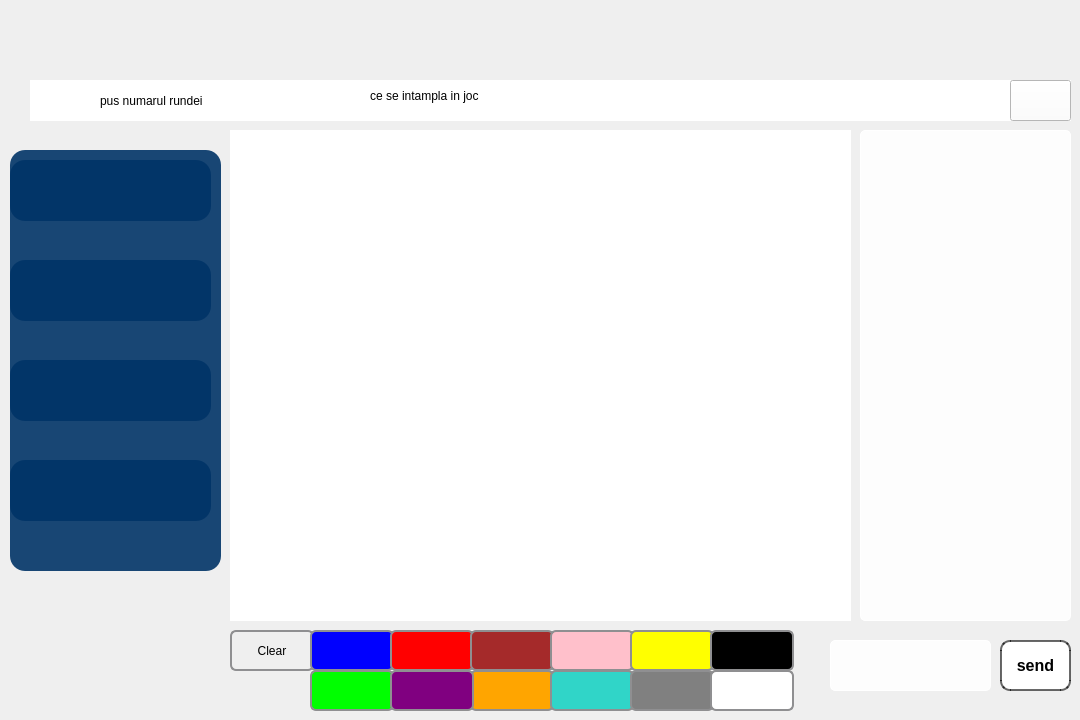
Before: the Qt Designer form Client/Game.ui in dumy10/Skribbl, drawn with Qt 5.
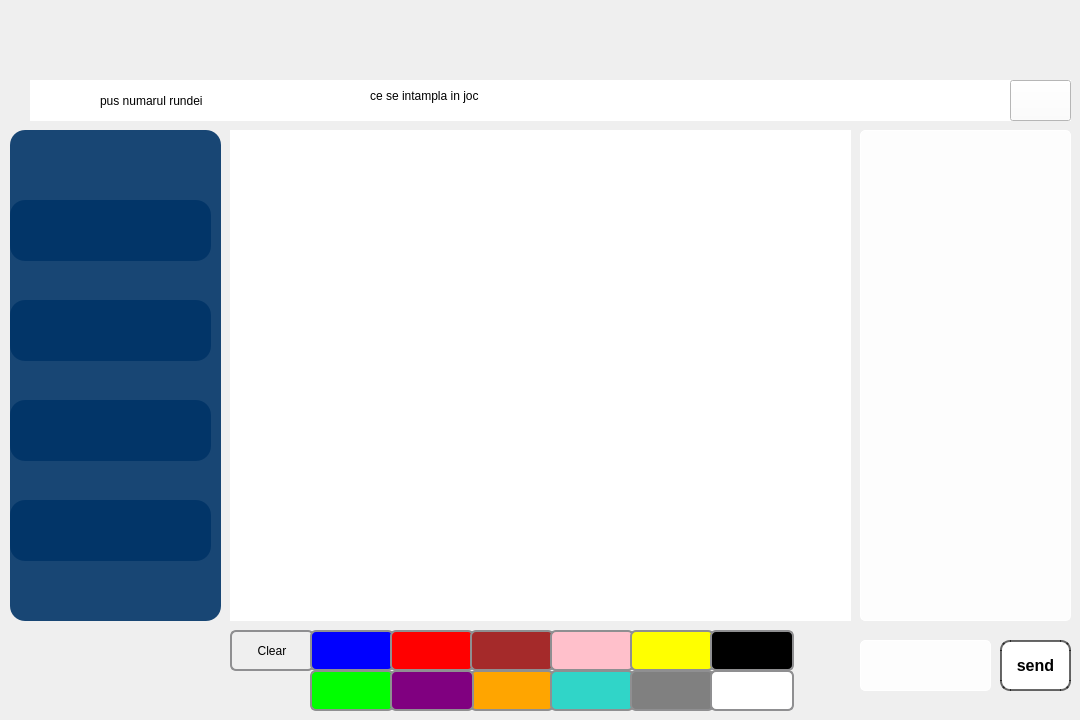
After: the same form once the commit is applied. Icons and pictures are not drawn. Custom widgets are drawn as their Qt base class.

Commit message: Added back button in Lobby Game ui reallignments

Patch:
```diff
--- a/Client/Game.ui
+++ b/Client/Game.ui
@@ -206,9 +206,9 @@
    <widget class="QTextEdit" name="textEdit">
     <property name="geometry">
      <rect>
-      <x>830</x>
+      <x>860</x>
       <y>640</y>
-      <width>161</width>
+      <width>131</width>
       <height>51</height>
      </rect>
     </property>
@@ -740,9 +740,9 @@
     <property name="geometry">
      <rect>
       <x>10</x>
-      <y>150</y>
+      <y>130</y>
       <width>211</width>
-      <height>421</height>
+      <height>491</height>
      </rect>
     </property>
     <property name="styleSheet">
@@ -760,7 +760,7 @@
      <property name="geometry">
       <rect>
        <x>0</x>
-       <y>10</y>
+       <y>70</y>
        <width>201</width>
        <height>61</height>
       </rect>
@@ -785,7 +785,7 @@
      <property name="geometry">
       <rect>
        <x>0</x>
-       <y>110</y>
+       <y>170</y>
        <width>201</width>
        <height>61</height>
       </rect>
@@ -809,7 +809,7 @@
      <property name="geometry">
       <rect>
        <x>0</x>
-       <y>210</y>
+       <y>270</y>
        <width>201</width>
        <height>61</height>
       </rect>
@@ -833,7 +833,7 @@
      <property name="geometry">
       <rect>
        <x>0</x>
-       <y>310</y>
+       <y>370</y>
        <width>201</width>
        <height>61</height>
       </rect>
```
The commit also changes 4 other files.
